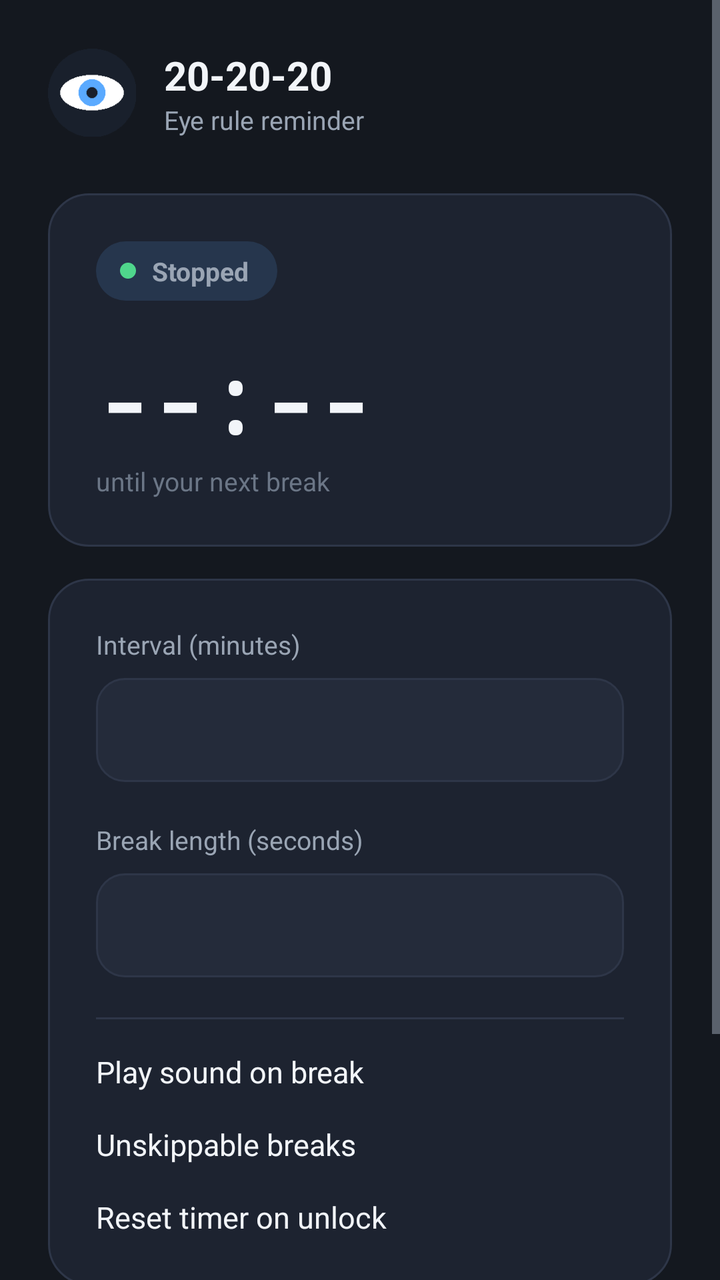
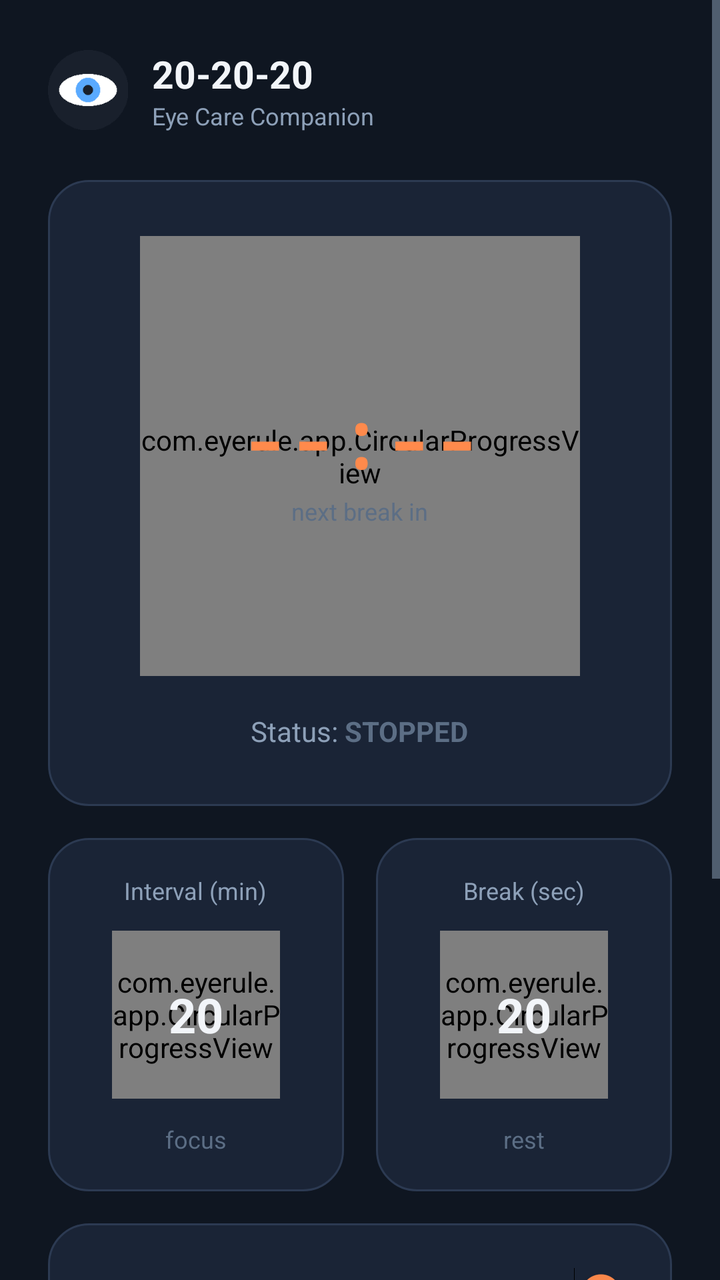

The first picture is an Android layout as it rendered before a commit; the second is the same layout after the commit. The layout source and the unified diff follow.
<!-- AndroidManifest.xml: application theme AppTheme -->
<!-- res/layout/activity_main.xml -->
<?xml version="1.0" encoding="utf-8"?>
<ScrollView xmlns:android="http://schemas.android.com/apk/res/android"
    android:layout_width="match_parent"
    android:layout_height="match_parent"
    android:background="@color/bg_root"
    android:fillViewport="true">

    <LinearLayout
        android:layout_width="match_parent"
        android:layout_height="wrap_content"
        android:orientation="vertical"
        android:padding="24dp">

        <LinearLayout
            android:id="@+id/headerRow"
            android:layout_width="match_parent"
            android:layout_height="wrap_content"
            android:orientation="horizontal"
            android:gravity="center_vertical"
            android:layout_marginBottom="28dp">

            <ImageView
                android:layout_width="44dp"
                android:layout_height="44dp"
                android:src="@mipmap/ic_launcher"
                android:contentDescription="@string/app_name" />

            <LinearLayout
                android:layout_width="wrap_content"
                android:layout_height="wrap_content"
                android:orientation="vertical"
                android:layout_marginStart="14dp">

                <TextView
                    android:layout_width="wrap_content"
                    android:layout_height="wrap_content"
                    android:text="20-20-20"
                    android:textColor="@color/text_primary"
                    android:textSize="20sp"
                    android:textStyle="bold" />

                <TextView
                    android:layout_width="wrap_content"
                    android:layout_height="wrap_content"
                    android:text="Eye rule reminder"
                    android:textColor="@color/text_secondary"
                    android:textSize="13sp" />

            </LinearLayout>
        </LinearLayout>

        <LinearLayout
            android:id="@+id/statusCard"
            android:layout_width="match_parent"
            android:layout_height="wrap_content"
            android:orientation="vertical"
            android:background="@drawable/bg_card"
            android:padding="24dp"
            android:layout_marginBottom="16dp">

            <LinearLayout
                android:layout_width="wrap_content"
                android:layout_height="wrap_content"
                android:orientation="horizontal"
                android:gravity="center_vertical"
                android:background="@drawable/bg_status_badge"
                android:paddingStart="12dp"
                android:paddingEnd="14dp"
                android:paddingTop="6dp"
                android:paddingBottom="6dp">

                <View
                    android:id="@+id/statusDot"
                    android:layout_width="8dp"
                    android:layout_height="8dp"
                    android:background="@drawable/dot_status" />

                <TextView
                    android:id="@+id/statusBadgeLabel"
                    android:layout_width="wrap_content"
                    android:layout_height="wrap_content"
                    android:layout_marginStart="8dp"
                    android:text="Stopped"
                    android:textColor="@color/text_secondary"
                    android:textSize="13sp"
                    android:textStyle="bold" />
            </LinearLayout>

            <TextView
                android:id="@+id/countdownText"
                android:layout_width="wrap_content"
                android:layout_height="wrap_content"
                android:layout_marginTop="18dp"
                android:text="--:--"
                android:textColor="@color/text_primary"
                android:textSize="46sp"
                android:textStyle="bold"
                android:fontFamily="monospace" />

            <TextView
                android:layout_width="wrap_content"
                android:layout_height="wrap_content"
                android:layout_marginTop="2dp"
                android:text="until your next break"
                android:textColor="@color/text_muted"
                android:textSize="13sp" />

        </LinearLayout>

        <LinearLayout
            android:id="@+id/settingsCard"
            android:layout_width="match_parent"
            android:layout_height="wrap_content"
            android:orientation="vertical"
            android:background="@drawable/bg_card"
            android:padding="24dp"
            android:layout_marginBottom="16dp">

            <TextView
                android:layout_width="wrap_content"
                android:layout_height="wrap_content"
                android:text="Interval (minutes)"
                android:textColor="@color/text_secondary"
                android:textSize="13sp"
                android:layout_marginBottom="8dp" />

            <EditText
                android:id="@+id/intervalInput"
                android:layout_width="match_parent"
                android:layout_height="52dp"
                android:background="@drawable/bg_input"
                android:inputType="number"
                android:gravity="center"
                android:textColor="@color/text_primary"
                android:textSize="17sp"
                android:textColorHint="@color/text_muted"
                android:layout_marginBottom="20dp" />

            <TextView
                android:layout_width="wrap_content"
                android:layout_height="wrap_content"
                android:text="Break length (seconds)"
                android:textColor="@color/text_secondary"
                android:textSize="13sp"
                android:layout_marginBottom="8dp" />

            <EditText
                android:id="@+id/breakSecondsInput"
                android:layout_width="match_parent"
                android:layout_height="52dp"
                android:background="@drawable/bg_input"
                android:inputType="number"
                android:gravity="center"
                android:textColor="@color/text_primary"
                android:textSize="17sp"
                android:textColorHint="@color/text_muted"
                android:layout_marginBottom="20dp" />

            <View
                android:layout_width="match_parent"
                android:layout_height="1dp"
                android:background="@color/stroke_subtle"
                android:layout_marginBottom="16dp" />

            <LinearLayout
                android:layout_width="match_parent"
                android:layout_height="wrap_content"
                android:orientation="horizontal"
                android:gravity="center_vertical"
                android:layout_marginBottom="16dp">

                <TextView
                    android:layout_width="0dp"
                    android:layout_height="wrap_content"
                    android:layout_weight="1"
                    android:text="Play sound on break"
                    android:textColor="@color/text_primary"
                    android:textSize="15sp" />

                <CheckBox
                    android:id="@+id/soundCheckbox"
                    android:layout_width="wrap_content"
                    android:layout_height="wrap_content"
                    android:checked="true"
                    android:buttonTint="@color/accent" />

            </LinearLayout>

            <LinearLayout
                android:layout_width="match_parent"
                android:layout_height="wrap_content"
                android:orientation="horizontal"
                android:gravity="center_vertical"
                android:layout_marginBottom="16dp">

                <TextView
                    android:layout_width="0dp"
                    android:layout_height="wrap_content"
                    android:layout_weight="1"
                    android:text="Unskippable breaks"
                    android:textColor="@color/text_primary"
                    android:textSize="15sp" />

                <CheckBox
                    android:id="@+id/unskippableCheckbox"
                    android:layout_width="wrap_content"
                    android:layout_height="wrap_content"
                    android:checked="false"
                    android:buttonTint="@color/accent" />

            </LinearLayout>

            <LinearLayout
                android:layout_width="match_parent"
                android:layout_height="wrap_content"
                android:orientation="horizontal"
                android:gravity="center_vertical">

                <TextView
                    android:layout_width="0dp"
                    android:layout_height="wrap_content"
                    android:layout_weight="1"
                    android:text="Reset timer on unlock"
                    android:textColor="@color/text_primary"
                    android:textSize="15sp" />

                <CheckBox
                    android:id="@+id/resetOnUnlockCheckbox"
                    android:layout_width="wrap_content"
                    android:layout_height="wrap_content"
                    android:checked="false"
                    android:buttonTint="@color/accent" />

            </LinearLayout>

        </LinearLayout>

        <Button
            android:id="@+id/toggleButton"
            android:layout_width="match_parent"
            android:layout_height="56dp"
            android:background="@drawable/bg_button_primary"
            android:text="Start"
            android:textColor="#FFFFFF"
            android:textSize="16sp"
            android:textStyle="bold"
            android:textAllCaps="false"
            android:stateListAnimator="@null" />

        <TextView
            android:id="@+id/supportLink"
            android:layout_width="wrap_content"
            android:layout_height="wrap_content"
            android:layout_gravity="center_horizontal"
            android:layout_marginTop="20dp"
            android:padding="8dp"
            android:text="Support the developer"
            android:textColor="@color/text_muted"
            android:textSize="13sp" />

    </LinearLayout>
</ScrollView>
<!-- resources referenced by this layout -->
<resources>
  <color name="accent">#5AAAFF</color>
  <color name="bg_root">#14181F</color>
  <color name="stroke_subtle">#2E3648</color>
  <color name="text_muted">#6B7686</color>
  <color name="text_primary">#F2F5F9</color>
  <color name="text_secondary">#9AA5B4</color>
  <!-- drawable bg_button_primary (drawable) -->
  <?xml version="1.0" encoding="utf-8"?>
  <selector xmlns:android="http://schemas.android.com/apk/res/android">
      <item android:state_pressed="true" android:drawable="@drawable/bg_button_primary_pressed" />
      <item android:drawable="@drawable/bg_button_primary_default" />
  </selector>
  <!-- drawable bg_card (drawable) -->
  <?xml version="1.0" encoding="utf-8"?>
  <shape xmlns:android="http://schemas.android.com/apk/res/android" android:shape="rectangle">
      <solid android:color="@color/surface_card" />
      <corners android:radius="20dp" />
      <stroke android:width="1dp" android:color="@color/stroke_subtle" />
  </shape>
  <!-- drawable bg_input (drawable) -->
  <?xml version="1.0" encoding="utf-8"?>
  <shape xmlns:android="http://schemas.android.com/apk/res/android" android:shape="rectangle">
      <solid android:color="@color/surface_card_alt" />
      <corners android:radius="14dp" />
      <stroke android:width="1dp" android:color="@color/stroke_subtle" />
  </shape>
  <!-- drawable bg_status_badge (drawable) -->
  <?xml version="1.0" encoding="utf-8"?>
  <shape xmlns:android="http://schemas.android.com/apk/res/android" android:shape="rectangle">
      <solid android:color="@color/accent_dim" />
      <corners android:radius="20dp" />
  </shape>
  <!-- drawable dot_status (drawable) -->
  <?xml version="1.0" encoding="utf-8"?>
  <shape xmlns:android="http://schemas.android.com/apk/res/android" android:shape="oval">
      <solid android:color="@color/success_dot" />
      <size android:width="8dp" android:height="8dp" />
  </shape>
  <!-- mipmap ic_launcher: png bitmap (mipmap-hdpi, 693 bytes) -->
  <string name="app_name">20-20-20 Eye Rule</string>
  <style name="AppTheme" parent="android:Theme.Material.NoActionBar">
          <item name="android:windowBackground">@color/bg_root</item>
          <item name="android:colorAccent">@color/accent</item>
          <item name="android:statusBarColor">@color/bg_root</item>
          <item name="android:navigationBarColor">@color/bg_root</item>
          <item name="android:textColorPrimary">@color/text_primary</item>
          <item name="android:textColorSecondary">@color/text_secondary</item>
          <item name="android:windowLightStatusBar">false</item>
      </style>
  <!-- drawable bg_button_primary_pressed (drawable) -->
  <?xml version="1.0" encoding="utf-8"?>
  <shape xmlns:android="http://schemas.android.com/apk/res/android" android:shape="rectangle">
      <solid android:color="@color/accent_pressed" />
      <corners android:radius="16dp" />
  </shape>
  <!-- drawable bg_button_primary_default (drawable) -->
  <?xml version="1.0" encoding="utf-8"?>
  <shape xmlns:android="http://schemas.android.com/apk/res/android" android:shape="rectangle">
      <solid android:color="@color/accent" />
      <corners android:radius="16dp" />
  </shape>
  <color name="surface_card">#1D2330</color>
  <color name="surface_card_alt">#242B3A</color>
  <color name="accent_dim">#26364D</color>
  <color name="success_dot">#4FD68C</color>
  <color name="accent_pressed">#4A8FE0</color>
</resources>

<!-- the commit's change to res/layout/activity_main.xml (unified diff, before → after) -->
@@ -17,11 +17,11 @@
             android:layout_height="wrap_content"
             android:orientation="horizontal"
             android:gravity="center_vertical"
-            android:layout_marginBottom="28dp">
+            android:layout_marginBottom="24dp">
 
             <ImageView
-                android:layout_width="44dp"
-                android:layout_height="44dp"
+                android:layout_width="40dp"
+                android:layout_height="40dp"
                 android:src="@mipmap/ic_launcher"
                 android:contentDescription="@string/app_name" />
 
@@ -29,145 +29,230 @@
                 android:layout_width="wrap_content"
                 android:layout_height="wrap_content"
                 android:orientation="vertical"
-                android:layout_marginStart="14dp">
+                android:layout_marginStart="12dp">
 
                 <TextView
                     android:layout_width="wrap_content"
                     android:layout_height="wrap_content"
                     android:text="20-20-20"
                     android:textColor="@color/text_primary"
-                    android:textSize="20sp"
+                    android:textSize="19sp"
                     android:textStyle="bold" />
 
                 <TextView
                     android:layout_width="wrap_content"
                     android:layout_height="wrap_content"
-                    android:text="Eye rule reminder"
+                    android:text="Eye Care Companion"
                     android:textColor="@color/text_secondary"
-                    android:textSize="13sp" />
+                    android:textSize="12sp" />
 
             </LinearLayout>
         </LinearLayout>
 
+        
         <LinearLayout
             android:id="@+id/statusCard"
             android:layout_width="match_parent"
             android:layout_height="wrap_content"
             android:orientation="vertical"
+            android:gravity="center_horizontal"
             android:background="@drawable/bg_card"
-            android:padding="24dp"
+            android:padding="28dp"
             android:layout_marginBottom="16dp">
 
+            <FrameLayout
+                android:layout_width="220dp"
+                android:layout_height="220dp">
+
+                <com.eyerule.app.CircularProgressView
+                    android:id="@+id/progressRing"
+                    android:layout_width="match_parent"
+                    android:layout_height="match_parent" />
+
+                <LinearLayout
+                    android:layout_width="wrap_content"
+                    android:layout_height="wrap_content"
+                    android:layout_gravity="center"
+                    android:orientation="vertical"
+                    android:gravity="center_horizontal">
+
+                    <TextView
+                        android:id="@+id/countdownText"
+                        android:layout_width="wrap_content"
+                        android:layout_height="wrap_content"
+                        android:text="--:--"
+                        android:textColor="@color/accent"
+                        android:textSize="40sp"
+                        android:textStyle="bold"
+                        android:fontFamily="monospace" />
+
+                    <TextView
+                        android:layout_width="wrap_content"
+                        android:layout_height="wrap_content"
+                        android:layout_marginTop="2dp"
+                        android:text="next break in"
+                        android:textColor="@color/text_muted"
+                        android:textSize="12sp" />
+
+                </LinearLayout>
+            </FrameLayout>
+
             <LinearLayout
                 android:layout_width="wrap_content"
+                android:layout_height="wrap_content"
+                android:layout_marginTop="18dp"
+                android:orientation="horizontal"
+                android:gravity="center_vertical">
+
+                <TextView
+                    android:layout_width="wrap_content"
+                    android:layout_height="wrap_content"
+                    android:text="Status: "
+                    android:textColor="@color/text_secondary"
+                    android:textSize="14sp" />
+
+                <TextView
+                    android:id="@+id/statusBadgeLabel"
+                    android:layout_width="wrap_content"
+                    android:layout_height="wrap_content"
+                    android:text="STOPPED"
+                    android:textColor="@color/text_muted"
+                    android:textSize="14sp"
+                    android:textStyle="bold" />
+
+            </LinearLayout>
+
+        </LinearLayout>
+
+        
+        <LinearLayout
+            android:layout_width="match_parent"
+            android:layout_height="wrap_content"
+            android:orientation="horizontal"
+            android:layout_marginBottom="16dp">
+
+            <LinearLayout
+                android:id="@+id/intervalCard"
+                android:layout_width="0dp"
+                android:layout_height="wrap_content"
+                android:layout_weight="1"
+                android:layout_marginEnd="8dp"
+                android:orientation="vertical"
+                android:gravity="center_horizontal"
+                android:background="@drawable/bg_dial_card"
+                android:foreground="?android:attr/selectableItemBackground"
+                android:clickable="true"
+                android:focusable="true"
+                android:padding="18dp">
+
+                <TextView
+                    android:layout_width="wrap_content"
+                    android:layout_height="wrap_content"
+                    android:text="Interval (min)"
+                    android:textColor="@color/text_secondary"
+                    android:textSize="12sp"
+                    android:layout_marginBottom="12dp" />
+
+                <FrameLayout
+                    android:layout_width="84dp"
+                    android:layout_height="84dp">
+
+                    <com.eyerule.app.CircularProgressView
+                        android:id="@+id/intervalRing"
+                        android:layout_width="match_parent"
+                        android:layout_height="match_parent" />
+
+                    <TextView
+                        android:id="@+id/intervalValueText"
+                        android:layout_width="wrap_content"
+                        android:layout_height="wrap_content"
+                        android:layout_gravity="center"
+                        android:text="20"
+                        android:textColor="@color/text_primary"
+                        android:textSize="24sp"
+                        android:textStyle="bold" />
+                </FrameLayout>
+
+                <TextView
+                    android:layout_width="wrap_content"
+                    android:layout_height="wrap_content"
+                    android:layout_marginTop="12dp"
+                    android:text="focus"
+                    android:textColor="@color/text_muted"
+                    android:textSize="12sp" />
+
+            </LinearLayout>
+
+            <LinearLayout
+                android:id="@+id/breakCard"
+                android:layout_width="0dp"
+                android:layout_height="wrap_content"
+                android:layout_weight="1"
+                android:layout_marginStart="8dp"
+                android:orientation="vertical"
+                android:gravity="center_horizontal"
+                android:background="@drawable/bg_dial_card"
+                android:foreground="?android:attr/selectableItemBackground"
+                android:clickable="true"
+                android:focusable="true"
+                android:padding="18dp">
+
+                <TextView
+                    android:layout_width="wrap_content"
+                    android:layout_height="wrap_content"
+                    android:text="Break (sec)"
+                    android:textColor="@color/text_secondary"
+                    android:textSize="12sp"
+                    android:layout_marginBottom="12dp" />
+
+                <FrameLayout
+                    android:layout_width="84dp"
+                    android:layout_height="84dp">
+
+                    <com.eyerule.app.CircularProgressView
+                        android:id="@+id/breakRing"
+                        android:layout_width="match_parent"
+                        android:layout_height="match_parent" />
+
+                    <TextView
+                        android:id="@+id/breakValueText"
+                        android:layout_width="wrap_content"
+                        android:layout_height="wrap_content"
+                        android:layout_gravity="center"
+                        android:text="20"
+                        android:textColor="@color/text_primary"
+                        android:textSize="24sp"
+                        android:textStyle="bold" />
+                </FrameLayout>
+
+                <TextView
+                    android:layout_width="wrap_content"
+                    android:layout_height="wrap_content"
+                    android:layout_marginTop="12dp"
+                    android:text="rest"
+                    android:textColor="@color/text_muted"
+                    android:textSize="12sp" />
+
+            </LinearLayout>
+
+        </LinearLayout>
+
+        
+        <LinearLayout
+            android:id="@+id/settingsCard"
+            android:layout_width="match_parent"
+            android:layout_height="wrap_content"
+            android:orientation="vertical"
+            android:background="@drawable/bg_card"
+            android:padding="22dp"
+            android:layout_marginBottom="24dp">
+
+            <LinearLayout
+                android:layout_width="match_parent"
                 android:layout_height="wrap_content"
                 android:orientation="horizontal"
                 android:gravity="center_vertical"
-                android:background="@drawable/bg_status_badge"
-                android:paddingStart="12dp"
-                android:paddingEnd="14dp"
-                android:paddingTop="6dp"
-                android:paddingBottom="6dp">
-
-                <View
-                    android:id="@+id/statusDot"
-                    android:layout_width="8dp"
-                    android:layout_height="8dp"
-                    android:background="@drawable/dot_status" />
-
-                <TextView
-                    android:id="@+id/statusBadgeLabel"
-                    android:layout_width="wrap_content"
-                    android:layout_height="wrap_content"
-                    android:layout_marginStart="8dp"
-                    android:text="Stopped"
-                    android:textColor="@color/text_secondary"
-                    android:textSize="13sp"
-                    android:textStyle="bold" />
-            </LinearLayout>
-
-            <TextView
-                android:id="@+id/countdownText"
-                android:layout_width="wrap_content"
-                android:layout_height="wrap_content"
-                android:layout_marginTop="18dp"
-                android:text="--:--"
-                android:textColor="@color/text_primary"
-                android:textSize="46sp"
-                android:textStyle="bold"
-                android:fontFamily="monospace" />
-
-            <TextView
-                android:layout_width="wrap_content"
-                android:layout_height="wrap_content"
-                android:layout_marginTop="2dp"
-                android:text="until your next break"
-                android:textColor="@color/text_muted"
-                android:textSize="13sp" />
-
-        </LinearLayout>
-
-        <LinearLayout
-            android:id="@+id/settingsCard"
-            android:layout_width="match_parent"
-            android:layout_height="wrap_content"
-            android:orientation="vertical"
-            android:background="@drawable/bg_card"
-            android:padding="24dp"
-            android:layout_marginBottom="16dp">
-
-            <TextView
-                android:layout_width="wrap_content"
-                android:layout_height="wrap_content"
-                android:text="Interval (minutes)"
-                android:textColor="@color/text_secondary"
-                android:textSize="13sp"
-                android:layout_marginBottom="8dp" />
-
-            <EditText
-                android:id="@+id/intervalInput"
-                android:layout_width="match_parent"
-                android:layout_height="52dp"
-                android:background="@drawable/bg_input"
-                android:inputType="number"
-                android:gravity="center"
-                android:textColor="@color/text_primary"
-                android:textSize="17sp"
-                android:textColorHint="@color/text_muted"
-                android:layout_marginBottom="20dp" />
-
-            <TextView
-                android:layout_width="wrap_content"
-                android:layout_height="wrap_content"
-                android:text="Break length (seconds)"
-                android:textColor="@color/text_secondary"
-                android:textSize="13sp"
-                android:layout_marginBottom="8dp" />
-
-            <EditText
-                android:id="@+id/breakSecondsInput"
-                android:layout_width="match_parent"
-                android:layout_height="52dp"
-                android:background="@drawable/bg_input"
-                android:inputType="number"
-                android:gravity="center"
-                android:textColor="@color/text_primary"
-                android:textSize="17sp"
-                android:textColorHint="@color/text_muted"
-                android:layout_marginBottom="20dp" />
-
-            <View
-                android:layout_width="match_parent"
-                android:layout_height="1dp"
-                android:background="@color/stroke_subtle"
-                android:layout_marginBottom="16dp" />
-
-            <LinearLayout
-                android:layout_width="match_parent"
-                android:layout_height="wrap_content"
-                android:orientation="horizontal"
-                android:gravity="center_vertical"
-                android:layout_marginBottom="16dp">
+                android:layout_marginBottom="18dp">
 
                 <TextView
                     android:layout_width="0dp"
@@ -177,12 +262,14 @@
                     android:textColor="@color/text_primary"
                     android:textSize="15sp" />
 
-                <CheckBox
-                    android:id="@+id/soundCheckbox"
+                <Switch
+                    android:id="@+id/soundSwitch"
                     android:layout_width="wrap_content"
                     android:layout_height="wrap_content"
                     android:checked="true"
-                    android:buttonTint="@color/accent" />
+                    android:thumbTint="@color/accent"
+                    android:trackTint="@color/accent_dim"
+                    android:text="" />
 
             </LinearLayout>
 
@@ -191,7 +278,7 @@
                 android:layout_height="wrap_content"
                 android:orientation="horizontal"
                 android:gravity="center_vertical"
-                android:layout_marginBottom="16dp">
+                android:layout_marginBottom="18dp">
 
                 <TextView
                     android:layout_width="0dp"
@@ -201,12 +288,14 @@
                     android:textColor="@color/text_primary"
                     android:textSize="15sp" />
 
-                <CheckBox
-                    android:id="@+id/unskippableCheckbox"
+                <Switch
+                    android:id="@+id/unskippableSwitch"
                     android:layout_width="wrap_content"
                     android:layout_height="wrap_content"
                     android:checked="false"
-                    android:buttonTint="@color/accent" />
+                    android:thumbTint="@color/accent"
+                    android:trackTint="@color/accent_dim"
+                    android:text="" />
 
             </LinearLayout>
 
@@ -224,12 +313,14 @@
                     android:textColor="@color/text_primary"
                     android:textSize="15sp" />
 
-                <CheckBox
-                    android:id="@+id/resetOnUnlockCheckbox"
+                <Switch
+                    android:id="@+id/resetOnUnlockSwitch"
                     android:layout_width="wrap_content"
                     android:layout_height="wrap_content"
                     android:checked="false"
-                    android:buttonTint="@color/accent" />
+                    android:thumbTint="@color/accent"
+                    android:trackTint="@color/accent_dim"
+                    android:text="" />
 
             </LinearLayout>
 
@@ -238,11 +329,11 @@
         <Button
             android:id="@+id/toggleButton"
             android:layout_width="match_parent"
-            android:layout_height="56dp"
+            android:layout_height="58dp"
             android:background="@drawable/bg_button_primary"
             android:text="Start"
-            android:textColor="#FFFFFF"
-            android:textSize="16sp"
+            android:textColor="#1A1206"
+            android:textSize="17sp"
             android:textStyle="bold"
             android:textAllCaps="false"
             android:stateListAnimator="@null" />
<!-- resource entries referenced after the edit -->
@@ -1,11 +1,11 @@
 <!-- resources referenced by this layout -->
 <resources>
-  <color name="accent">#5AAAFF</color>
-  <color name="bg_root">#14181F</color>
-  <color name="stroke_subtle">#2E3648</color>
-  <color name="text_muted">#6B7686</color>
+  <color name="accent">#FF8A4C</color>
+  <color name="accent_dim">#3A2C22</color>
+  <color name="bg_root">#0F1621</color>
+  <color name="text_muted">#5C6E85</color>
   <color name="text_primary">#F2F5F9</color>
-  <color name="text_secondary">#9AA5B4</color>
+  <color name="text_secondary">#8DA0B8</color>
   <!-- drawable bg_button_primary (drawable) -->
   <?xml version="1.0" encoding="utf-8"?>
   <selector xmlns:android="http://schemas.android.com/apk/res/android">
@@ -19,24 +19,12 @@
       <corners android:radius="20dp" />
       <stroke android:width="1dp" android:color="@color/stroke_subtle" />
   </shape>
-  <!-- drawable bg_input (drawable) -->
+  <!-- drawable bg_dial_card (drawable) -->
   <?xml version="1.0" encoding="utf-8"?>
   <shape xmlns:android="http://schemas.android.com/apk/res/android" android:shape="rectangle">
-      <solid android:color="@color/surface_card_alt" />
-      <corners android:radius="14dp" />
+      <solid android:color="@color/surface_card" />
+      <corners android:radius="20dp" />
       <stroke android:width="1dp" android:color="@color/stroke_subtle" />
-  </shape>
-  <!-- drawable bg_status_badge (drawable) -->
-  <?xml version="1.0" encoding="utf-8"?>
-  <shape xmlns:android="http://schemas.android.com/apk/res/android" android:shape="rectangle">
-      <solid android:color="@color/accent_dim" />
-      <corners android:radius="20dp" />
-  </shape>
-  <!-- drawable dot_status (drawable) -->
-  <?xml version="1.0" encoding="utf-8"?>
-  <shape xmlns:android="http://schemas.android.com/apk/res/android" android:shape="oval">
-      <solid android:color="@color/success_dot" />
-      <size android:width="8dp" android:height="8dp" />
   </shape>
   <!-- mipmap ic_launcher: png bitmap (mipmap-hdpi, 693 bytes) -->
   <string name="app_name">20-20-20 Eye Rule</string>
@@ -53,18 +41,20 @@
   <?xml version="1.0" encoding="utf-8"?>
   <shape xmlns:android="http://schemas.android.com/apk/res/android" android:shape="rectangle">
       <solid android:color="@color/accent_pressed" />
-      <corners android:radius="16dp" />
+      <corners android:radius="28dp" />
   </shape>
   <!-- drawable bg_button_primary_default (drawable) -->
   <?xml version="1.0" encoding="utf-8"?>
   <shape xmlns:android="http://schemas.android.com/apk/res/android" android:shape="rectangle">
-      <solid android:color="@color/accent" />
-      <corners android:radius="16dp" />
+      <gradient
+          android:angle="90"
+          android:startColor="@color/accent_soft"
+          android:endColor="@color/accent" />
+      <corners android:radius="28dp" />
   </shape>
-  <color name="surface_card">#1D2330</color>
-  <color name="surface_card_alt">#242B3A</color>
-  <color name="accent_dim">#26364D</color>
-  <color name="success_dot">#4FD68C</color>
-  <color name="accent_pressed">#4A8FE0</color>
+  <color name="surface_card">#1A2436</color>
+  <color name="stroke_subtle">#2C3A52</color>
+  <color name="accent_pressed">#E8783E</color>
+  <color name="accent_soft">#FFB088</color>
 </resources>
 
